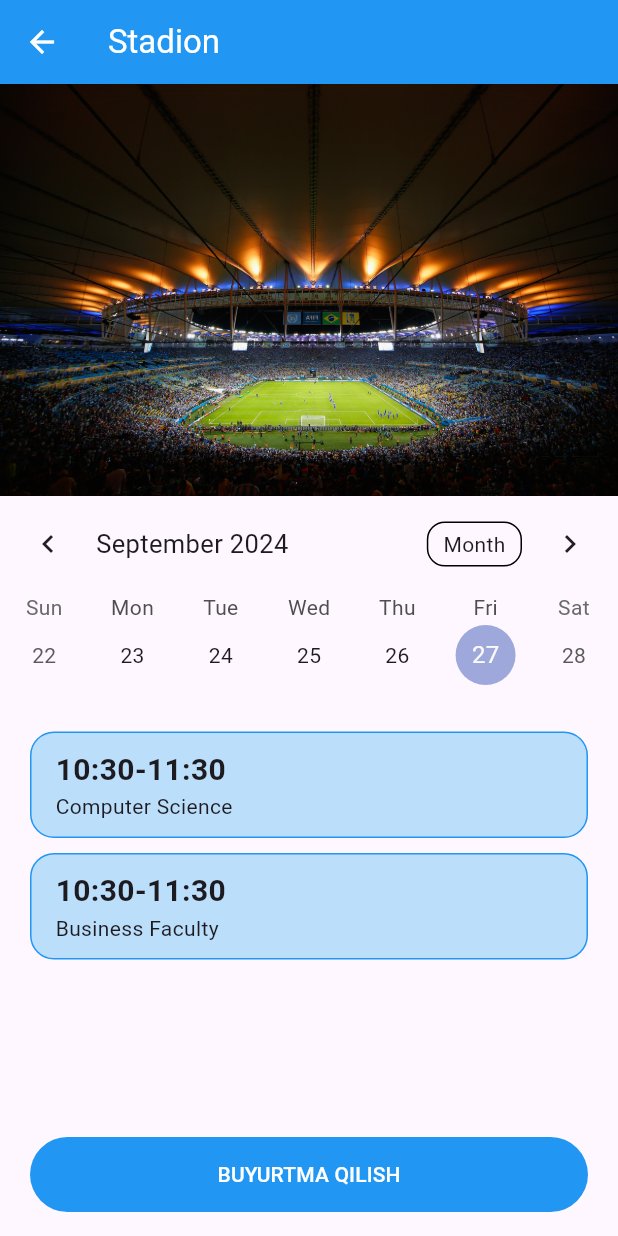
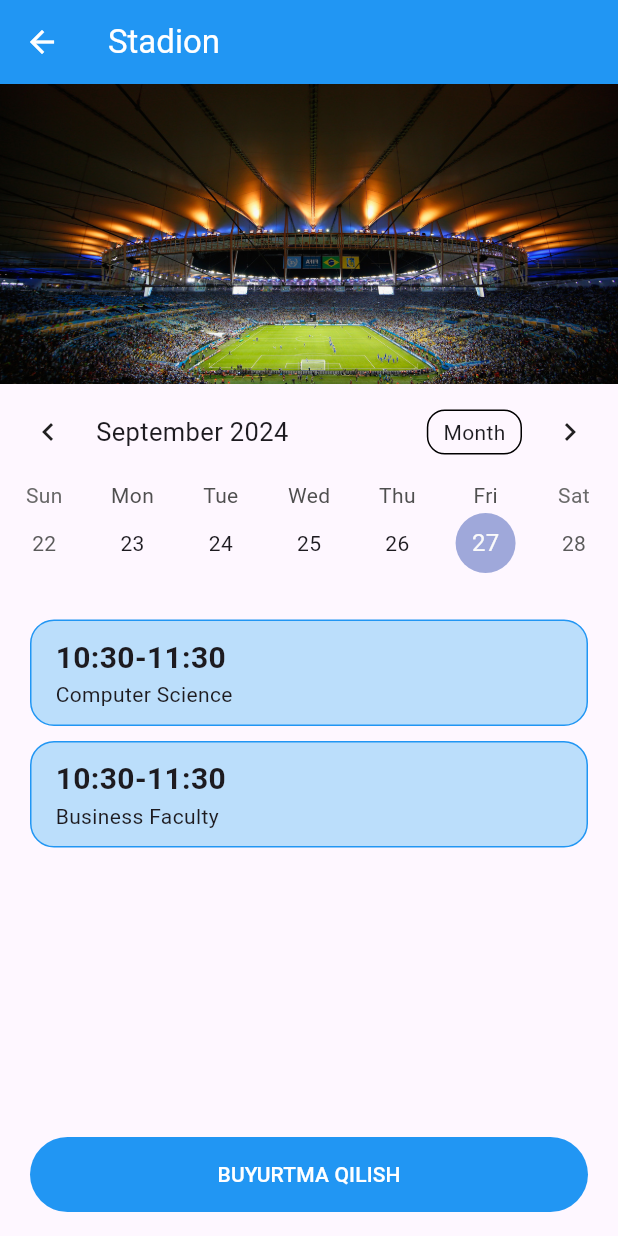
Before and after one commit to AkmaljonAbdirakhimov/semyung, a Flutter app: the screen it shows after launch, after a tap on "Stadion", on a phone screen of 412 x 824 dp. Run offline on Flutter 3.47's test engine with Material 3 defaults, Android fonts, the phone set to English and light mode, and no system bars; drawn by our look-alikes of table_calendar.

Commit message:
add new fields

```diff
--- a/lib/providers/field_provider.dart
+++ b/lib/providers/field_provider.dart
@@ -26,4 +26,8 @@ class FieldProvider {
       endTime: const TimeOfDay(hour: 17, minute: 00),
     ),
   ];
+
+  static void addField(Field field) {
+    fields.add(field);
+  }
 }
--- a/lib/screens/field_details_screen.dart
+++ b/lib/screens/field_details_screen.dart
@@ -32,11 +32,19 @@ class _FieldDetailsScreenState extends State<FieldDetailsScreen> {
       body: SingleChildScrollView(
         child: Column(
           children: [
-            Image.asset(
-              widget.field.image,
-              fit: BoxFit.cover,
-              width: double.infinity,
-            ),
+            widget.field.image.startsWith("http")
+                ? Image.network(
+                    widget.field.image,
+                    fit: BoxFit.cover,
+                    width: double.infinity,
+                    height: 200,
+                  )
+                : Image.asset(
+                    widget.field.image,
+                    fit: BoxFit.cover,
+                    width: double.infinity,
+                    height: 200,
+                  ),
             TableCalendar(
               calendarFormat: CalendarFormat.week,
               focusedDay: DateTime.now(),
--- a/lib/screens/home_screen.dart
+++ b/lib/screens/home_screen.dart
@@ -18,7 +18,6 @@ class _HomeScreenState extends State<HomeScreen> {
   @override
   Widget build(BuildContext context) {
     List<Field> fields = FieldProvider.fields;
-
     return Scaffold(
       key: scaffoldKey,
       appBar: AppBar(
@@ -29,6 +28,11 @@ class _HomeScreenState extends State<HomeScreen> {
       ),
       endDrawer: const ProfileScreen(),
       drawerEnableOpenDragGesture: false,
+      onEndDrawerChanged: (isOpened) {
+        if (isOpened == false) {
+          setState(() {});
+        }
+      },
       body: ListView.builder(
         padding: const EdgeInsets.all(20),
         itemCount: fields.length,
@@ -58,7 +62,9 @@ class _HomeScreenState extends State<HomeScreen> {
                     color: Colors.blue.shade200,
                     borderRadius: BorderRadius.circular(16),
                     image: DecorationImage(
-                      image: AssetImage(field.image),
+                      image: field.image.startsWith("http")
+                          ? NetworkImage(field.image)
+                          : AssetImage(field.image),
                       fit: BoxFit.cover,
                     ),
                   ),
--- a/lib/screens/profile_screen.dart
+++ b/lib/screens/profile_screen.dart
@@ -1,15 +1,29 @@
 import 'package:flutter/material.dart';
+import 'package:semyung/screens/fields_screen.dart';
 
 class ProfileScreen extends StatelessWidget {
   const ProfileScreen({super.key});
 
   @override
   Widget build(BuildContext context) {
-    return const Drawer(
-      child: Column(
-        children: [
-          Text(""),
-        ],
+    return Drawer(
+      child: SafeArea(
+        child: Column(
+          children: [
+            const Text("Alisher Niyozov"),
+            ListTile(
+              onTap: () async {
+                // Maydonlar ro'yxati sahifasiga o'tamiz
+                final result = await Navigator.push(context,
+                    MaterialPageRoute(builder: (context) {
+                  return const FieldsScreen();
+                }));
+              },
+              title: const Text("Maydonlar"),
+              trailing: const Icon(Icons.keyboard_arrow_right_outlined),
+            ),
+          ],
+        ),
       ),
     );
   }
```
Also changed, not shown: lib/screens/add_field_screen.dart (added, +175 -0 lines), lib/screens/fields_screen.dart (added, +71 -0 lines), pubspec.lock, 1 other file.
